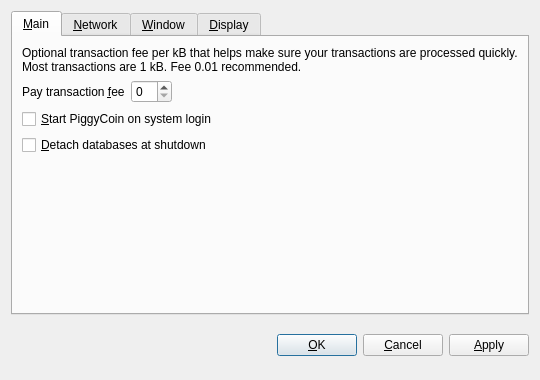
Qt form src/qt/forms/optionsdialog.ui (piggycoin/piggycoin) before a commit.
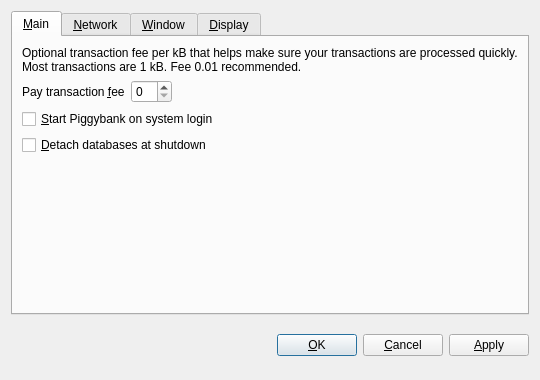
The same form after that commit. The open tabs and pages were chosen to show the change. Custom widgets are drawn as their Qt base class.

```diff
--- a/src/qt/forms/optionsdialog.ui
+++ b/src/qt/forms/optionsdialog.ui
@@ -82,7 +82,7 @@
           <string>Automatically start PiggyCoin after logging in to the system.</string>
          </property>
          <property name="text">
-          <string>&amp;Start PiggyCoin on system login</string>
+          <string>&amp;Start Piggybank on system login</string>
          </property>
         </widget>
        </item>
```
Left out of the diff: 2 changed lines with no effect on the pictures.
